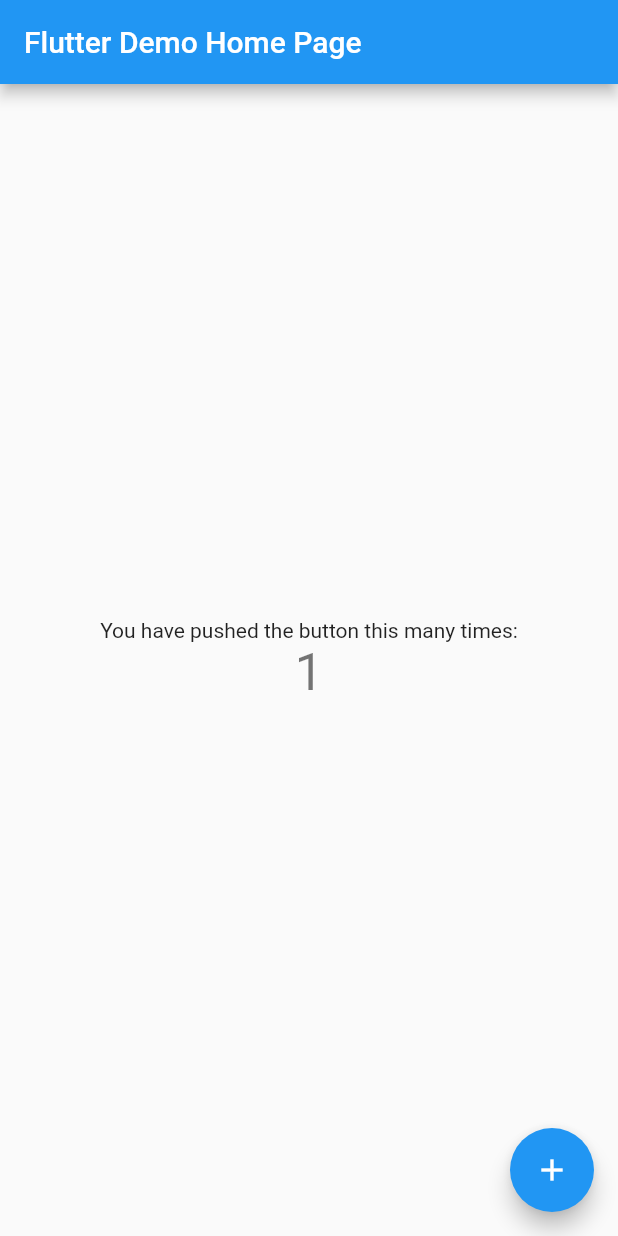
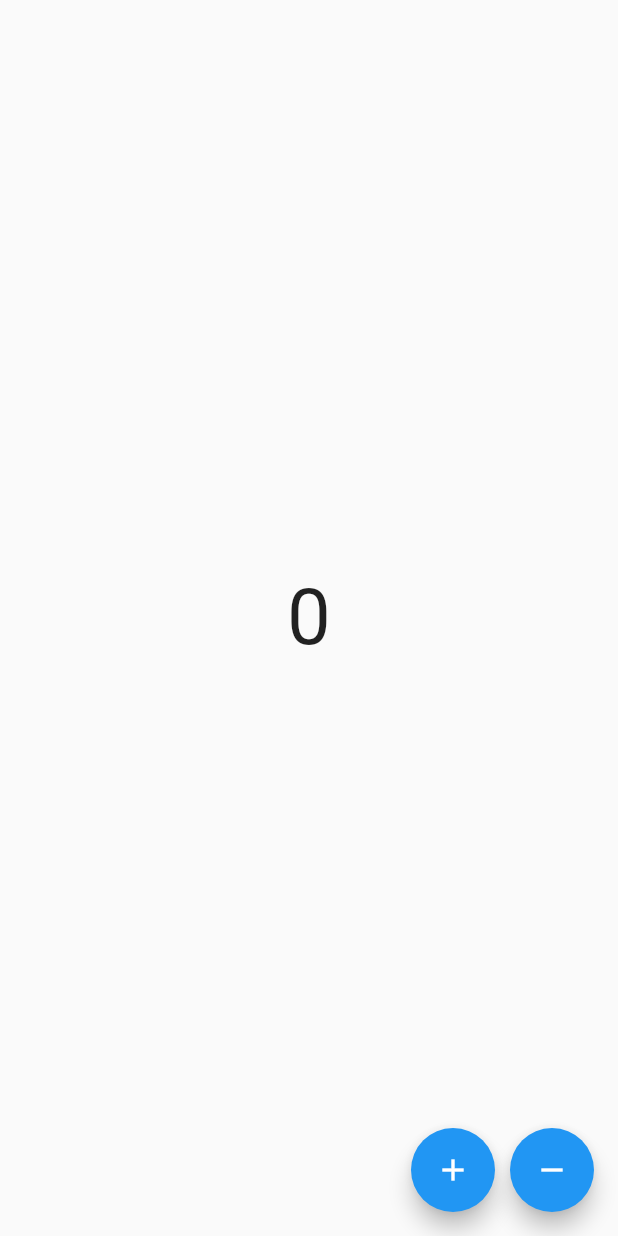
Before and after one commit to juan-rybczinski/bloc_essential, a Flutter app: the screen it shows after launch, after a tap on the "add" icon, on a phone screen of 412 x 824 dp. Run offline on Flutter 3.47's test engine with Material 2 defaults, Android fonts, the phone set to English and light mode, and no system bars; our stand-ins replace bloc, equatable.

Commit message:
[my_counter_cubit] tutorial에서 사용하는 state 만드는 방식, state & cubit

```diff
--- a/my_couter_cubit/lib/main.dart
+++ b/my_couter_cubit/lib/main.dart
@@ -24,91 +24,44 @@
         // is not restarted.
         primarySwatch: Colors.blue,
       ),
-      home: const MyHomePage(title: 'Flutter Demo Home Page'),
+      home: const MyHomePage(),
     );
   }
 }
 
-class MyHomePage extends StatefulWidget {
-  const MyHomePage({super.key, required this.title});
-
-  // This widget is the home page of your application. It is stateful, meaning
-  // that it has a State object (defined below) that contains fields that affect
-  // how it looks.
-
-  // This class is the configuration for the state. It holds the values (in this
-  // case the title) provided by the parent (in this case the App widget) and
-  // used by the build method of the State. Fields in a Widget subclass are
-  // always marked "final".
-
-  final String title;
-
-  @override
-  State<MyHomePage> createState() => _MyHomePageState();
-}
-
-class _MyHomePageState extends State<MyHomePage> {
-  int _counter = 0;
-
-  void _incrementCounter() {
-    setState(() {
-      // This call to setState tells the Flutter framework that something has
-      // changed in this State, which causes it to rerun the build method below
-      // so that the display can reflect the updated values. If we changed
-      // _counter without calling setState(), then the build method would not be
-      // called again, and so nothing would appear to happen.
-      _counter++;
-    });
-  }
+class MyHomePage extends StatelessWidget {
+  const MyHomePage({
+    super.key,
+  });
 
   @override
   Widget build(BuildContext context) {
-    // This method is rerun every time setState is called, for instance as done
-    // by the _incrementCounter method above.
-    //
-    // The Flutter framework has been optimized to make rerunning build methods
-    // fast, so that you can just rebuild anything that needs updating rather
-    // than having to individually change instances of widgets.
     return Scaffold(
-      appBar: AppBar(
-        // Here we take the value from the MyHomePage object that was created by
-        // the App.build method, and use it to set our appbar title.
-        title: Text(widget.title),
-      ),
-      body: Center(
-        // Center is a layout widget. It takes a single child and positions it
-        // in the middle of the parent.
-        child: Column(
-          // Column is also a layout widget. It takes a list of children and
-          // arranges them vertically. By default, it sizes itself to fit its
-          // children horizontally, and tries to be as tall as its parent.
-          //
-          // Invoke "debug painting" (press "p" in the console, choose the
-          // "Toggle Debug Paint" action from the Flutter Inspector in Android
-          // Studio, or the "Toggle Debug Paint" command in Visual Studio Code)
-          // to see the wireframe for each widget.
-          //
-          // Column has various properties to control how it sizes itself and
-          // how it positions its children. Here we use mainAxisAlignment to
-          // center the children vertically; the main axis here is the vertical
-          // axis because Columns are vertical (the cross axis would be
-          // horizontal).
-          mainAxisAlignment: MainAxisAlignment.center,
-          children: <Widget>[
-            const Text(
-              'You have pushed the button this many times:',
-            ),
-            Text(
-              '$_counter',
-              style: Theme.of(context).textTheme.headlineMedium,
-            ),
-          ],
+      body: const Center(
+        child: Text(
+          '0',
+          style: TextStyle(
+            fontSize: 52.0,
+          ),
         ),
       ),
-      floatingActionButton: FloatingActionButton(
-        onPressed: _incrementCounter,
-        tooltip: 'Increment',
-        child: const Icon(Icons.add),
+      floatingActionButton: Row(
+        mainAxisAlignment: MainAxisAlignment.end,
+        children: [
+          FloatingActionButton(
+            onPressed: () => null,
+            heroTag: 'increment',
+            child: const Icon(Icons.add),
+          ),
+          const SizedBox(
+            width: 10.0,
+          ),
+          FloatingActionButton(
+            onPressed: () => null,
+            heroTag: 'decrement',
+            child: const Icon(Icons.remove),
+          ),
+        ],
       ), // This trailing comma makes auto-formatting nicer for build methods.
     );
   }
--- a/my_couter_cubit/pubspec.yaml
+++ b/my_couter_cubit/pubspec.yaml
@@ -35,6 +35,8 @@
   # The following adds the Cupertino Icons font to your application.
   # Use with the CupertinoIcons class for iOS style icons.
   cupertino_icons: ^1.0.2
+  equatable: ^2.0.5
+  flutter_bloc: ^8.1.2
 
 dev_dependencies:
   flutter_test:
```
Also changed, not shown: my_couter_cubit/lib/counter/counter_cubit.dart (added, +16 -0 lines), my_couter_cubit/lib/counter/counter_state.dart (added, +29 -0 lines), my_couter_cubit/lib/other_page.dart (added, +22 -0 lines), my_couter_cubit/pubspec.lock.
